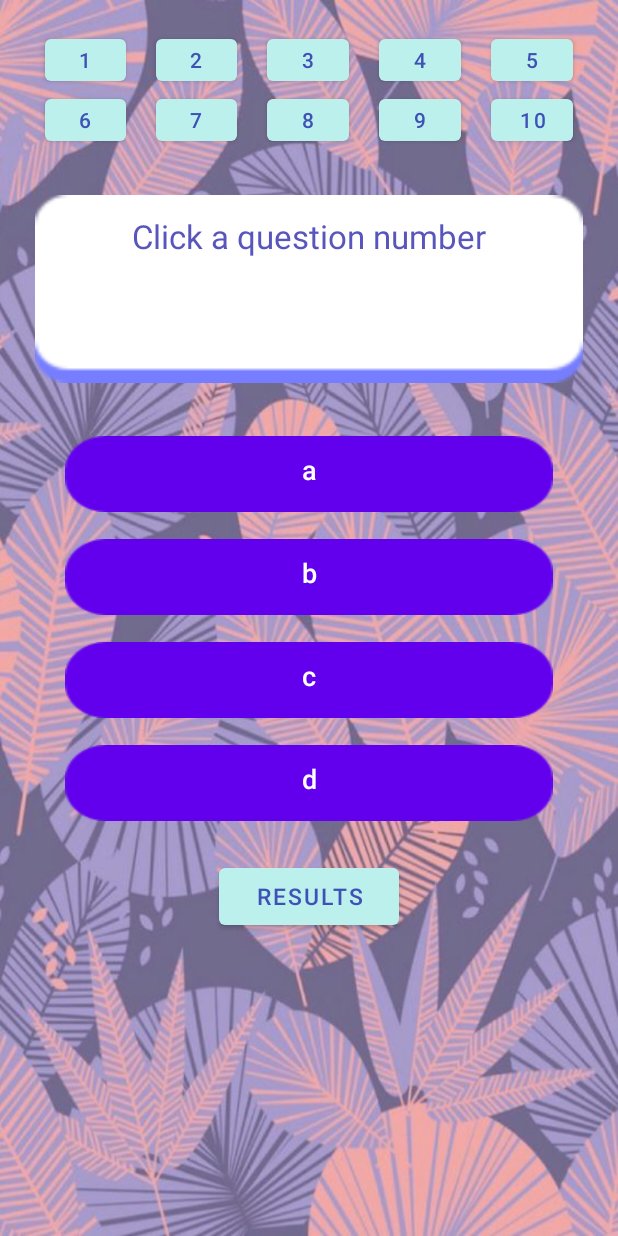
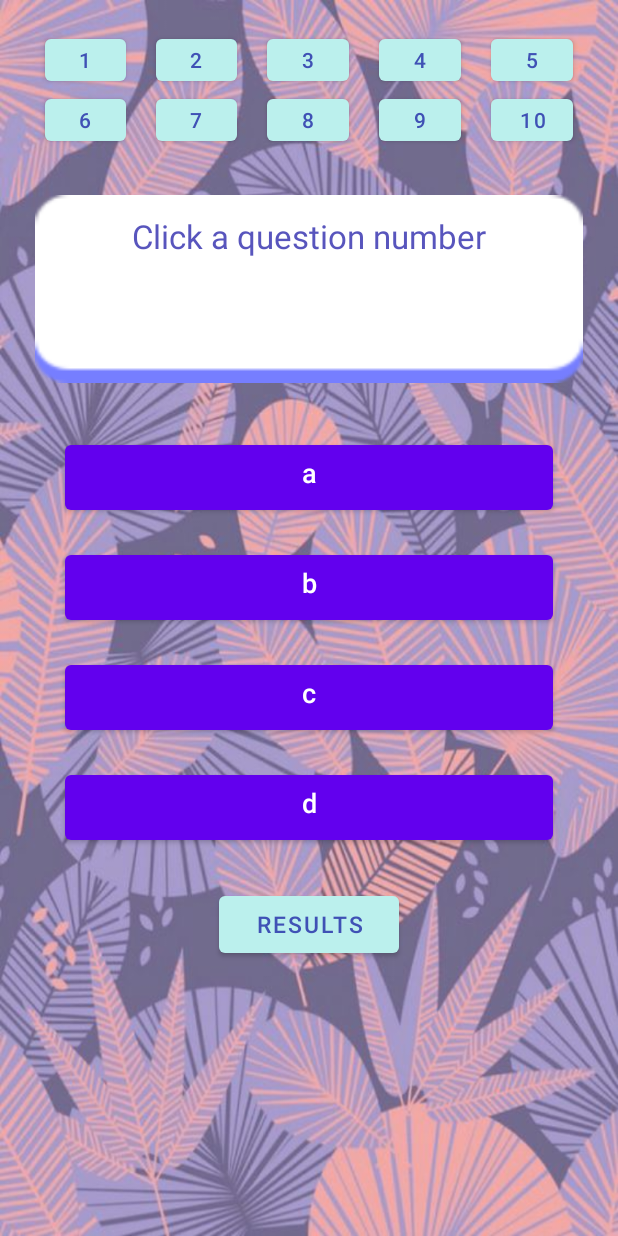
Before and after one commit to tishttash/IM2073-Mobile-App, an Android app: the MainActivity screen opened directly, with no data from a screen before it, on a phone screen of 412 x 824 dp. Run offline under Robolectric (Android 15) with nearby library versions, the phone set to English and light mode, and no system bars.

Commit message:
can try the btn?

```diff
--- a/app/src/main/res/layout/activity_main.xml
+++ b/app/src/main/res/layout/activity_main.xml
@@ -191,10 +191,10 @@
         android:id="@+id/select1"
         android:tag="select1"
         android:layout_width="325dp"
-        android:layout_height="wrap_content"
+        android:layout_height="55dp"
         android:layout_gravity="center"
         android:layout_marginTop="35dp"
-        android:background="@drawable/bgbtn"
+        app:backgroundTint="@color/colorBtn"
         android:paddingBottom="10dp"
         android:text="a"
         android:onClick="btnChoice"
@@ -207,10 +207,10 @@
         android:id="@+id/select2"
         android:tag="select2"
         android:layout_width="325dp"
-        android:layout_height="wrap_content"
+        android:layout_height="55dp"
         android:layout_gravity="center"
         android:layout_marginTop="18dp"
-        android:background="@drawable/bgbtn"
+        app:backgroundTint="@color/colorBtn"
         android:paddingBottom="10dp"
         android:text="b"
         android:onClick="btnChoice"
@@ -222,10 +222,10 @@
         android:id="@+id/select3"
         android:tag="select3"
         android:layout_width="325dp"
-        android:layout_height="wrap_content"
+        android:layout_height="55dp"
         android:layout_gravity="center"
         android:layout_marginTop="18dp"
-        android:background="@drawable/bgbtn"
+        app:backgroundTint="@color/colorBtn"
         android:paddingBottom="10dp"
         android:text="c"
         android:onClick="btnChoice"
@@ -237,10 +237,10 @@
         android:id="@+id/select4"
         android:tag="select4"
         android:layout_width="325dp"
-        android:layout_height="wrap_content"
+        android:layout_height="55dp"
         android:layout_gravity="center"
         android:layout_marginTop="18dp"
-        android:background="@drawable/bgbtn"
+        app:backgroundTint="@color/colorBtn"
         android:paddingBottom="10dp"
         android:text="d"
         android:onClick="btnChoice"
--- a/app/src/main/res/layout/activity_start.xml
+++ b/app/src/main/res/layout/activity_start.xml
@@ -13,12 +13,12 @@
         android:layout_width="230dp"
         android:layout_height="wrap_content"
         android:layout_gravity="center"
-        android:layout_marginTop="35dp"
+        android:layout_marginTop="55dp"
         android:layout_marginBottom="20dp"
         android:text="Bird Trivia"
         android:textAlignment="center"
         android:textColor="@color/teal_700"
-        android:textSize="25sp" />
+        android:textSize="20sp" />
 
     <ImageView
         android:id="@+id/bigboss"
--- a/app/src/main/res/values/colors.xml
+++ b/app/src/main/res/values/colors.xml
@@ -2,7 +2,7 @@
 <resources>
     <color name="colorPrimary">#3F51B5</color>
     <color name="colorPrimaryDark">#FF5EA2</color>
-    <color name="colorAccent">#FF4081</color>
+    <color name="colorBtn">#6200EE</color>
     <color name="colorPurple">#332FA2</color>
     <color name="colorBlue">#BBF0ED</color>
     <color name="purple_200">#FFBB86FC</color>
```
